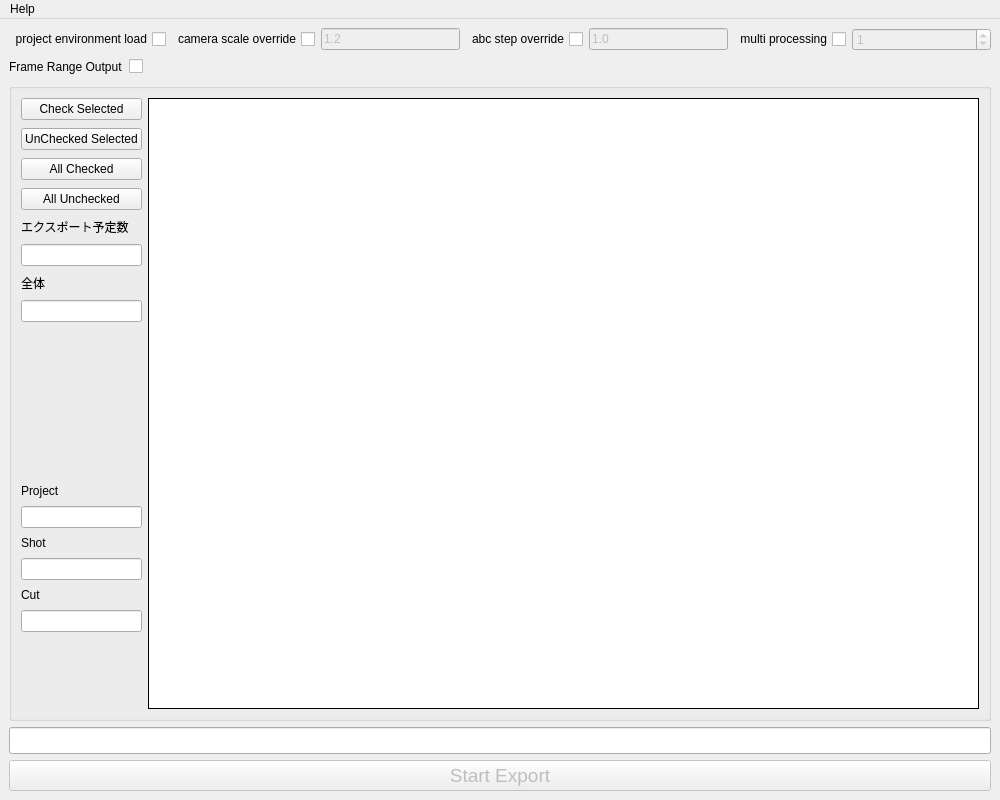
Old version of the form pycode/gui.ui in the repository n-designdev/ND_AssetExporter.
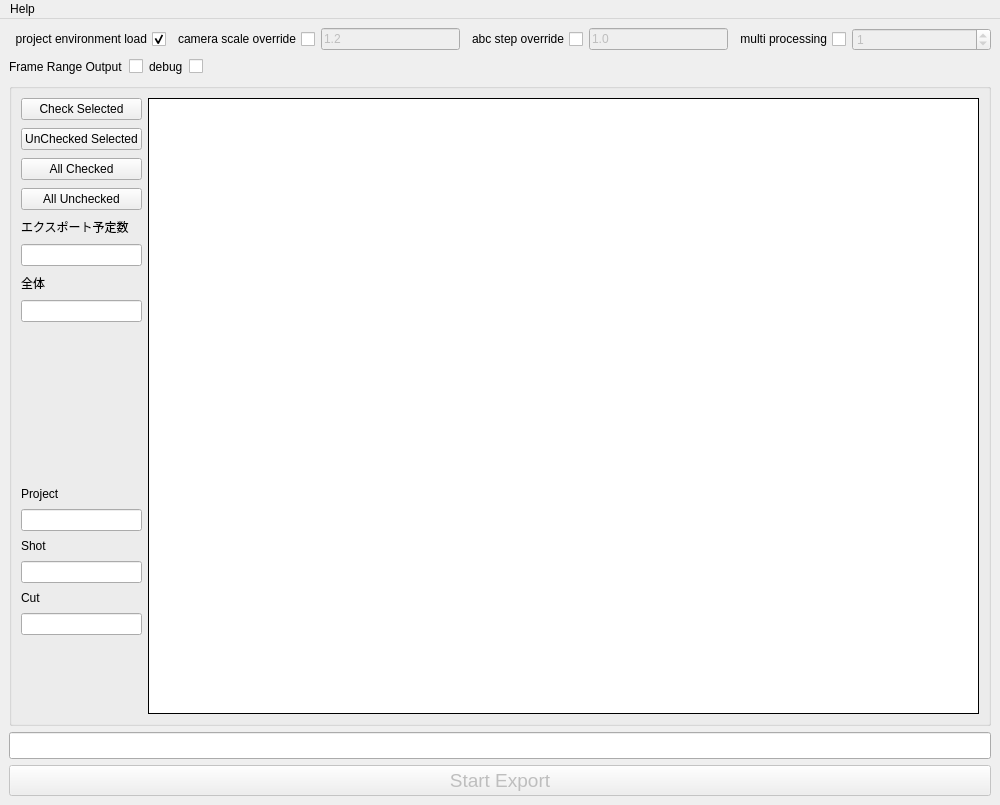
New version of the form.

```diff
--- a/pycode/gui.ui
+++ b/pycode/gui.ui
@@ -7,7 +7,7 @@
     <x>0</x>
     <y>0</y>
     <width>1000</width>
-    <height>800</height>
+    <height>805</height>
    </rect>
   </property>
   <property name="sizePolicy">
@@ -115,6 +115,9 @@
         <property name="text">
          <string>project environment load</string>
         </property>
+        <property name="checked">
+         <bool>true</bool>
+        </property>
        </widget>
       </item>
       <item>
@@ -204,6 +207,20 @@
         </property>
        </widget>
       </item>
+      <item>
+       <widget class="QLabel" name="label_8">
+        <property name="text">
+         <string>debug</string>
+        </property>
+       </widget>
+      </item>
+      <item>
+       <widget class="QCheckBox" name="debug_CheckBox">
+        <property name="text">
+         <string/>
+        </property>
+       </widget>
+      </item>
       <item>
        <spacer name="horizontalSpacer_3">
         <property name="orientation">
```
